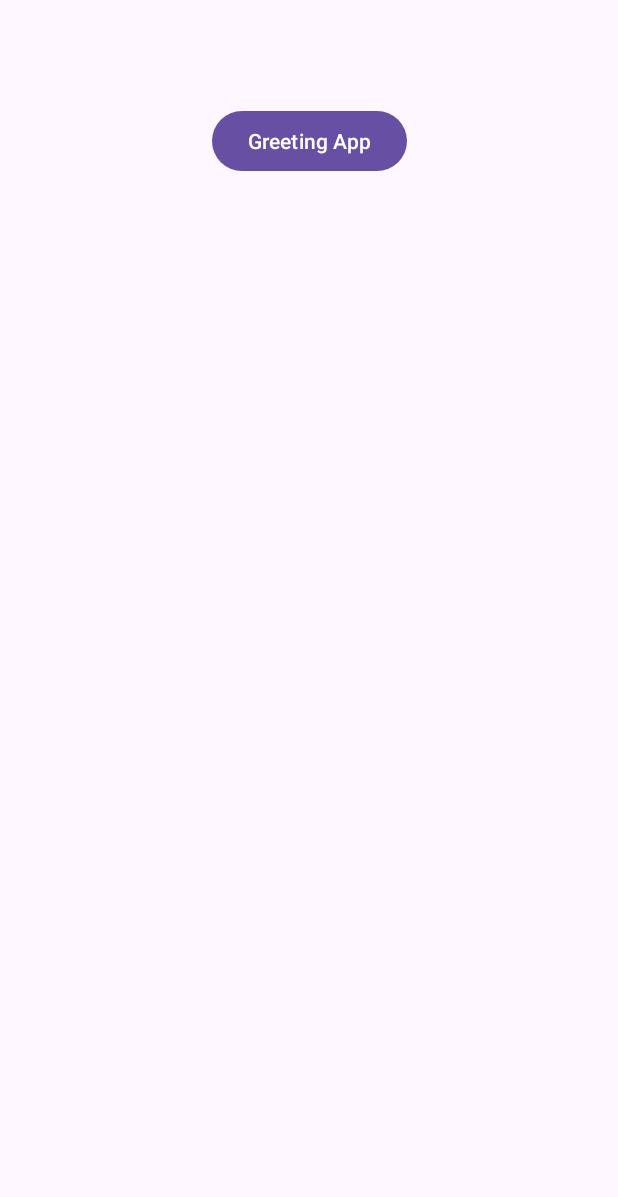
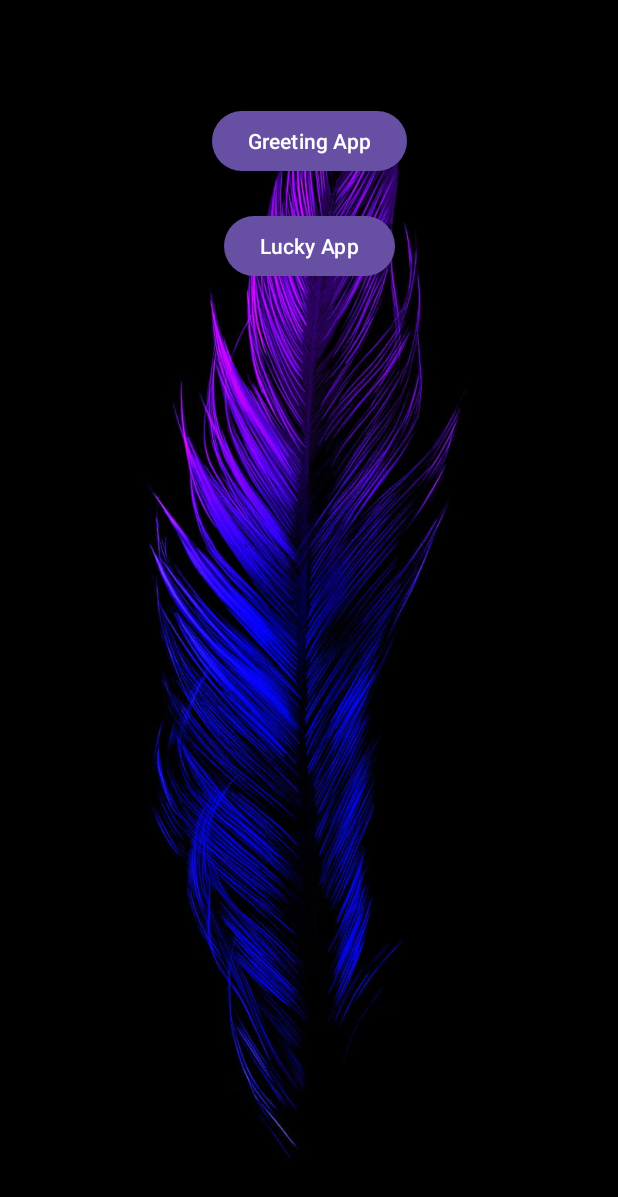
Before and after one commit to TouqeerBinArbab/AndroidDevelopment, an Android app: the screen it shows after launch (MainActivity), on a phone screen of 412 x 824 dp. Shown: the top 1197 px of the screen. Run offline under Robolectric (Android 15) with nearby library versions, the phone set to English and light mode, and no system bars.

Commit message:
wip greeting app

```diff
--- a/app/src/main/AndroidManifest.xml
+++ b/app/src/main/AndroidManifest.xml
@@ -18,6 +18,12 @@
             android:label="@string/title_activity_greeting"
             android:theme="@style/Theme.AndroidDevelopment" />
         <activity
+            android:name=".LuckyActivity"
+            android:exported="false" />
+        <activity
+            android:name=".SecondActivity"
+            android:exported="false" />
+        <activity
             android:name=".MainActivity"
             android:exported="true">
             <intent-filter>
--- a/app/src/main/java/com/example/androiddevelopment/MainActivity.java
+++ b/app/src/main/java/com/example/androiddevelopment/MainActivity.java
@@ -8,28 +8,38 @@ import android.view.View;
 import android.widget.Button;
 
 public class MainActivity extends AppCompatActivity {
-
-    Button greetingBtn;
+    Button luckyAppBtn, greetingAppBtn;
 
     @Override
     protected void onCreate(Bundle savedInstanceState) {
         super.onCreate(savedInstanceState);
         setContentView(R.layout.activity_main);
+        luckyAppBtn = findViewById(R.id.lucky_app);
+        greetingAppBtn = findViewById(R.id.greeting_app);
 
-        greetingBtn = findViewById(R.id.greeting_btn);
+        luckyAppBtn.setOnClickListener(new View.OnClickListener() {
+            @Override
+            public void onClick(View view) {
+                goToLuckyApp();
+            }
+        });
 
-      greetingBtn.setOnClickListener(new View.OnClickListener() {
-          @Override
-          public void onClick(View view) {
-              goToGreetingApp();
-          }
-      });
-
+        greetingAppBtn.setOnClickListener(new View.OnClickListener() {
+            @Override
+            public void onClick(View view) {
+                goToGreetingApp();
+            }
+        });
     }
 
 
+    public void goToLuckyApp() {
+        Intent intent = new Intent( getApplicationContext(), LuckyActivity.class);
+        startActivity(intent);
+    }
+
     public void goToGreetingApp() {
-        Intent intent = new Intent(this, GreetingActivity.class);
+        Intent intent = new Intent( getApplicationContext(), GreetingActivity.class);
         startActivity(intent);
     }
 
--- a/app/src/main/res/layout/activity_main.xml
+++ b/app/src/main/res/layout/activity_main.xml
@@ -4,16 +4,28 @@
     xmlns:tools="http://schemas.android.com/tools"
     android:layout_width="match_parent"
     android:layout_height="match_parent"
+    android:background="@drawable/luck_bg_2"
+    android:layout_centerInParent="true"
     tools:context=".MainActivity">
 
-
     <Button
-        android:id="@+id/greeting_btn"
+        android:id="@+id/greeting_app"
         android:layout_width="wrap_content"
         android:layout_height="wrap_content"
         android:layout_marginTop="70dp"
-        android:text="Greeting App"
+        android:text="@string/greeting_app"
         app:layout_constraintEnd_toEndOf="parent"
         app:layout_constraintStart_toStartOf="parent"
         app:layout_constraintTop_toTopOf="parent" />
+
+    <Button
+        android:id="@+id/lucky_app"
+        android:layout_width="wrap_content"
+        android:layout_height="wrap_content"
+        android:layout_marginTop="70dp"
+        android:text="@string/lucky_app"
+        app:layout_constraintEnd_toEndOf="parent"
+        app:layout_constraintStart_toStartOf="parent"
+        app:layout_constraintTop_toTopOf="@+id/greeting_app" />
+
 </androidx.constraintlayout.widget.ConstraintLayout>
--- a/app/src/main/res/values/strings.xml
+++ b/app/src/main/res/values/strings.xml
@@ -7,6 +7,17 @@
     <string name="next">Next</string>
     <string name="previous">Previous</string>
 
+    <string name="luck_btn">Wish me luck!</string>
+    <string name="luck_greeting">Welcome to Lucky Number</string>
+
+    <string name="luck_number_heading">Your lucky number is</string>
+    <string name="share_btn">Share my lucky number</string>
+    <string name="luck_number_place_holder">888</string>
+    <string name="greeting_app">Greeting App</string>
+
+    <string name="lucky_app">Lucky App</string>
+
+    <string name="luck_hint">Please enter your name</string>
     <string name="lorem_ipsum">
         Lorem ipsum dolor sit amet, consectetur adipiscing elit. Nam in scelerisque sem. Mauris
         volutpat, dolor id interdum ullamcorper, risus dolor egestas lectus, sit amet mattis purus
```
Also changed, not shown: app/src/main/java/com/example/androiddevelopment/GreetingActivity.java (+3 -19 lines), app/src/main/java/com/example/androiddevelopment/LuckyActivity.java (added, +38 -0 lines), app/src/main/java/com/example/androiddevelopment/SecondActivity.java (added, +66 -0 lines), app/src/main/res/layout/activity_greeting.xml (+3 -15 lines), app/src/main/res/layout/activity_lucky.xml (added, +59 -0 lines), app/src/main/res/layout/activity_second.xml (added, +47 -0 lines), app/src/main/res/drawable/background.jpg (added), app/src/main/res/drawable/dice.png (added), app/src/main/res/drawable/luck_bg.jpg (added), app/src/main/res/drawable/luck_bg_2.jpg (added).
